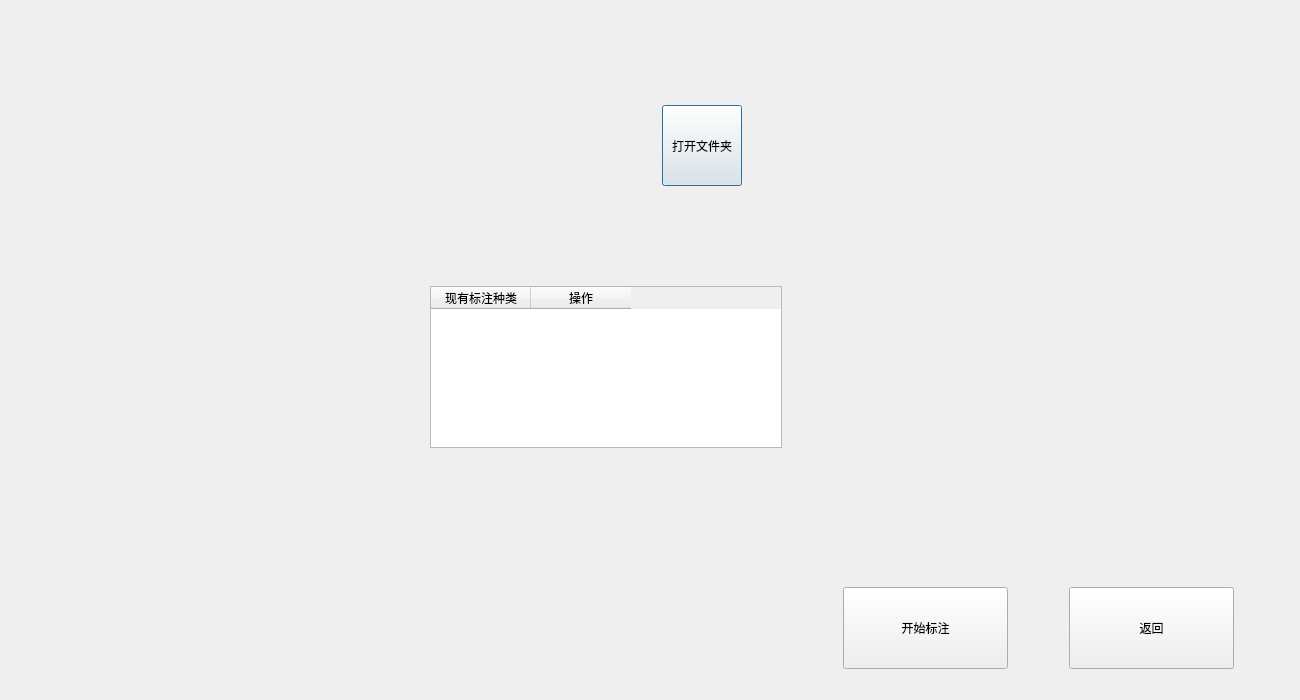
Above: GUI/mark.ui from ZxxWs/IdentifyBuilding before the change. Below: the same form after it.
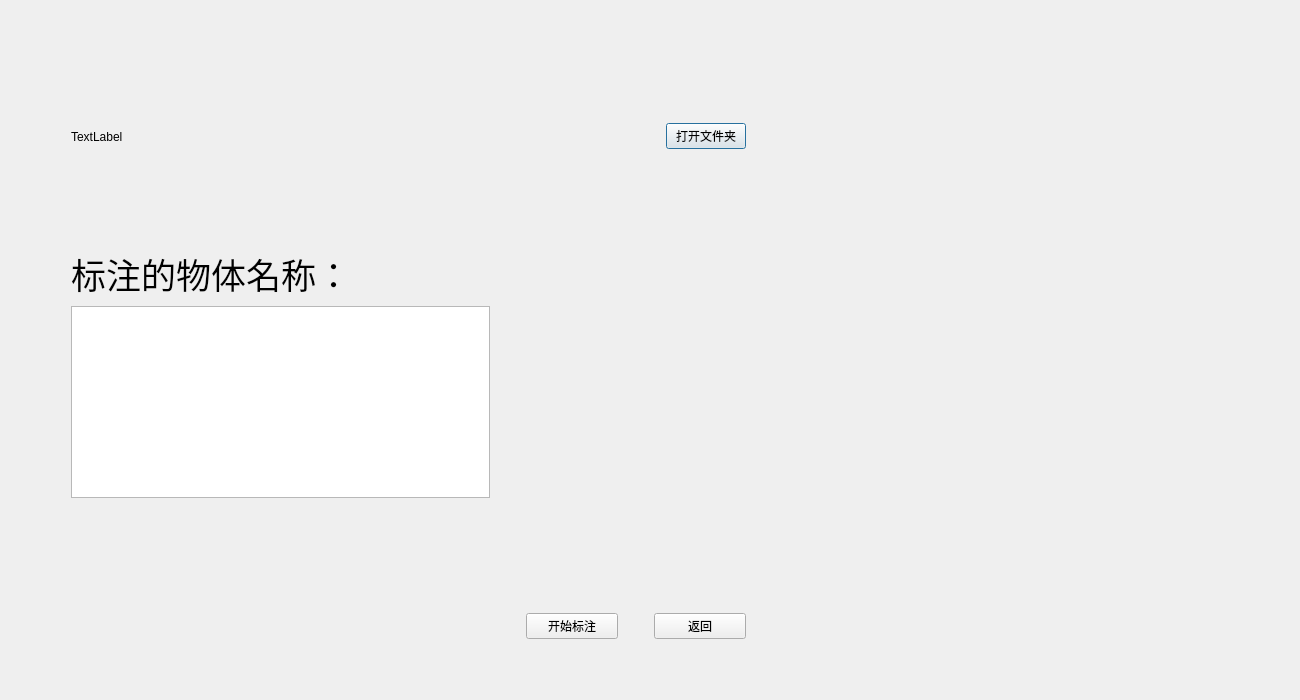
That is the form after the change.

Commit message: mark功能除UI美化外基本完成

What changed in the file:
```diff
--- a/GUI/mark.ui
+++ b/GUI/mark.ui
@@ -13,6 +13,12 @@
   <property name="windowTitle">
    <string>图片标注</string>
   </property>
+  <property name="layoutDirection">
+   <enum>Qt::LeftToRight</enum>
+  </property>
+  <property name="autoFillBackground">
+   <bool>false</bool>
+  </property>
   <layout class="QVBoxLayout" name="verticalLayout_3">
    <item>
     <layout class="QVBoxLayout" name="verticalLayout" stretch="7,0">
@@ -34,7 +40,7 @@
           </spacer>
          </item>
          <item>
-          <layout class="QVBoxLayout" name="verticalLayout_5" stretch="1,3,1,3,1,1,2">
+          <layout class="QVBoxLayout" name="verticalLayout_5" stretch="0,1,0,3,0">
            <item>
             <spacer name="verticalSpacer_3">
              <property name="orientation">
@@ -43,7 +49,7 @@
              <property name="sizeHint" stdset="0">
               <size>
                <width>20</width>
-               <height>40</height>
+               <height>60</height>
               </size>
              </property>
             </spacer>
@@ -51,27 +57,9 @@
            <item>
             <layout class="QVBoxLayout" name="verticalLayout_6">
              <item>
-              <layout class="QHBoxLayout" name="horizontalLayout_4" stretch="3,0,0,0">
+              <layout class="QHBoxLayout" name="horizontalLayout_4" stretch="0,1,0,0">
                <item>
-                <widget class="QLabel" name="labelOpen">
-                 <property name="sizePolicy">
-                  <sizepolicy hsizetype="Preferred" vsizetype="Expanding">
-                   <horstretch>0</horstretch>
-                   <verstretch>0</verstretch>
-                  </sizepolicy>
-                 </property>
-                 <property name="font">
-                  <font>
-                   <family>Adobe 楷体 Std R</family>
-                  </font>
-                 </property>
-                 <property name="text">
-                  <string/>
-                 </property>
-                </widget>
-               </item>
-               <item>
-                <spacer name="horizontalSpacer_5">
+                <spacer name="horizontalSpacer_9">
                  <property name="orientation">
                   <enum>Qt::Horizontal</enum>
                  </property>
@@ -84,7 +72,7 @@
                 </spacer>
                </item>
                <item>
-                <layout class="QVBoxLayout" name="verticalLayout_7" stretch="0,1,0">
+                <layout class="QVBoxLayout" name="verticalLayout_7" stretch="1,0,1">
                  <item>
                   <spacer name="verticalSpacer_7">
                    <property name="orientation">
@@ -99,21 +87,9 @@
                   </spacer>
                  </item>
                  <item>
-                  <widget class="QPushButton" name="pushButtonOpenImgDir">
-                   <property name="sizePolicy">
-                    <sizepolicy hsizetype="Minimum" vsizetype="Expanding">
-                     <horstretch>0</horstretch>
-                     <verstretch>0</verstretch>
-                    </sizepolicy>
-                   </property>
+                  <widget class="QLabel" name="labelOpen">
                    <property name="text">
-                    <string>打开文件夹</string>
-                   </property>
-                   <property name="iconSize">
-                    <size>
-                     <width>30</width>
-                     <height>30</height>
-                    </size>
+                    <string>TextLabel</string>
                    </property>
                   </widget>
                  </item>
@@ -133,7 +109,14 @@
                 </layout>
                </item>
                <item>
-                <spacer name="horizontalSpacer_6">
+                <widget class="QPushButton" name="pushButtonOpenImgDirs">
+                 <property name="text">
+                  <string>打开文件夹</string>
+                 </property>
+                </widget>
+               </item>
+               <item>
+                <spacer name="horizontalSpacer_5">
                  <property name="orientation">
                   <enum>Qt::Horizontal</enum>
                  </property>
@@ -163,14 +146,7 @@
             </spacer>
            </item>
            <item>
-            <layout class="QHBoxLayout" name="horizontalLayout" stretch="1,0,1">
-             <item>
-              <widget class="QLabel" name="labelTable">
-               <property name="text">
-                <string/>
-               </property>
-              </widget>
-             </item>
+            <layout class="QHBoxLayout" name="horizontalLayout" stretch="0,3,2,0">
              <item>
               <spacer name="horizontalSpacer_7">
                <property name="orientation">
@@ -185,41 +161,68 @@
               </spacer>
              </item>
              <item>
-              <widget class="QTableWidget" name="tableWidget">
-               <column>
-                <property name="text">
-                 <string>现有标注种类</string>
-                </property>
-               </column>
-               <column>
+              <layout class="QVBoxLayout" name="verticalLayout_8" stretch="0,0,0">
+               <item>
+                <widget class="QLabel" name="labelList">
+                 <property name="sizePolicy">
+                  <sizepolicy hsizetype="Fixed" vsizetype="Fixed">
+                   <horstretch>0</horstretch>
+                   <verstretch>0</verstretch>
+                  </sizepolicy>
+                 </property>
+                 <property name="font">
+                  <font>
+                   <family>楷体</family>
+                   <pointsize>26</pointsize>
+                  </font>
+                 </property>
                 <property name="text">
-                 <string>操作</string>
-                </property>
-               </column>
-              </widget>
-             </item>
-            </layout>
+                  <string>标注的物体名称：</string>
+                 </property>
+                </widget>
+               </item>
+               <item alignment="Qt::AlignVCenter">
+                <widget class="QListView" name="listView">
+                 <property name="sizePolicy">
+                  <sizepolicy hsizetype="Expanding" vsizetype="Preferred">
+                   <horstretch>0</horstretch>
+                   <verstretch>0</verstretch>
+                  </sizepolicy>
+                 </property>
+                 <property name="font">
+                  <font>
+                   <family>楷体</family>
+                   <pointsize>35</pointsize>
+                  </font>
+                 </property>
+                 <property name="horizontalScrollBarPolicy">
+                  <enum>Qt::ScrollBarAsNeeded</enum>
+                 </property>
+                 <property name="flow">
+                  <enum>QListView::TopToBottom</enum>
+                 </property>
+                 <property name="itemAlignment">
+                  <set>Qt::AlignCenter</set>
+                 </property>
+                </widget>
            </item>
            <item>
-            <spacer name="verticalSpacer_2">
+                <spacer name="verticalSpacer_9">
              <property name="orientation">
               <enum>Qt::Vertical</enum>
              </property>
              <property name="sizeHint" stdset="0">
               <size>
                <width>20</width>
-               <height>40</height>
+                   <height>17</height>
               </size>
              </property>
             </spacer>
            </item>
-           <item>
-            <widget class="QLabel" name="labelOK">
-             <property name="text">
-              <string/>
-             </property>
-            </widget>
-           </item>
+              </layout>
+             </item>
+             <item>
+              <layout class="QVBoxLayout" name="verticalLayout_9">
            <item>
             <spacer name="verticalSpacer_6">
              <property name="orientation">
@@ -233,23 +236,6 @@
              </property>
             </spacer>
            </item>
-          </layout>
-         </item>
-         <item>
-          <layout class="QVBoxLayout" name="verticalLayout_4" stretch="7,1">
-           <item>
-            <spacer name="verticalSpacer_5">
-             <property name="orientation">
-              <enum>Qt::Vertical</enum>
-             </property>
-             <property name="sizeHint" stdset="0">
-              <size>
-               <width>20</width>
-               <height>40</height>
-              </size>
-             </property>
-            </spacer>
-           </item>
            <item>
             <layout class="QHBoxLayout" name="horizontalLayout_3" stretch="1,3,1,3,1">
              <item>
@@ -268,7 +254,7 @@
              <item>
               <widget class="QPushButton" name="pushButton">
                <property name="sizePolicy">
-                <sizepolicy hsizetype="Minimum" vsizetype="Expanding">
+                    <sizepolicy hsizetype="Minimum" vsizetype="Preferred">
                  <horstretch>0</horstretch>
                  <verstretch>0</verstretch>
                 </sizepolicy>
@@ -294,7 +280,7 @@
              <item>
               <widget class="QPushButton" name="pushButtonBack">
                <property name="sizePolicy">
-                <sizepolicy hsizetype="Minimum" vsizetype="Expanding">
+                    <sizepolicy hsizetype="Minimum" vsizetype="Preferred">
                  <horstretch>0</horstretch>
                  <verstretch>0</verstretch>
                 </sizepolicy>
@@ -318,6 +304,53 @@
               </spacer>
              </item>
             </layout>
+               </item>
+              </layout>
+             </item>
+             <item>
+              <spacer name="horizontalSpacer_8">
+               <property name="orientation">
+                <enum>Qt::Horizontal</enum>
+               </property>
+               <property name="sizeHint" stdset="0">
+                <size>
+                 <width>10</width>
+                 <height>20</height>
+                </size>
+               </property>
+              </spacer>
+             </item>
+            </layout>
+           </item>
+           <item>
+            <spacer name="verticalSpacer_2">
+             <property name="orientation">
+              <enum>Qt::Vertical</enum>
+             </property>
+             <property name="sizeHint" stdset="0">
+              <size>
+               <width>20</width>
+               <height>30</height>
+              </size>
+             </property>
+            </spacer>
+           </item>
+          </layout>
+         </item>
+         <item>
+          <layout class="QVBoxLayout" name="verticalLayout_4" stretch="7">
+           <item>
+            <spacer name="verticalSpacer_5">
+             <property name="orientation">
+              <enum>Qt::Vertical</enum>
+             </property>
+             <property name="sizeHint" stdset="0">
+              <size>
+               <width>20</width>
+               <height>40</height>
+              </size>
+             </property>
+            </spacer>
            </item>
           </layout>
          </item>
```
Lines whose indentation alone changed are shown as unchanged. The commit also changes 13 other files.
